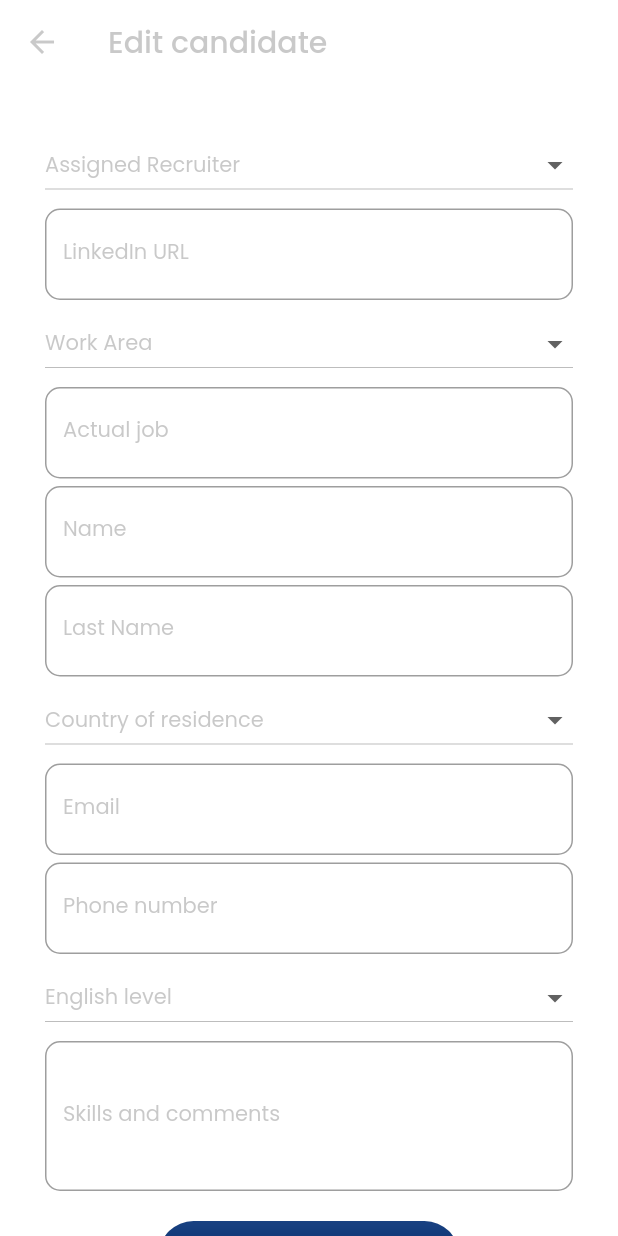
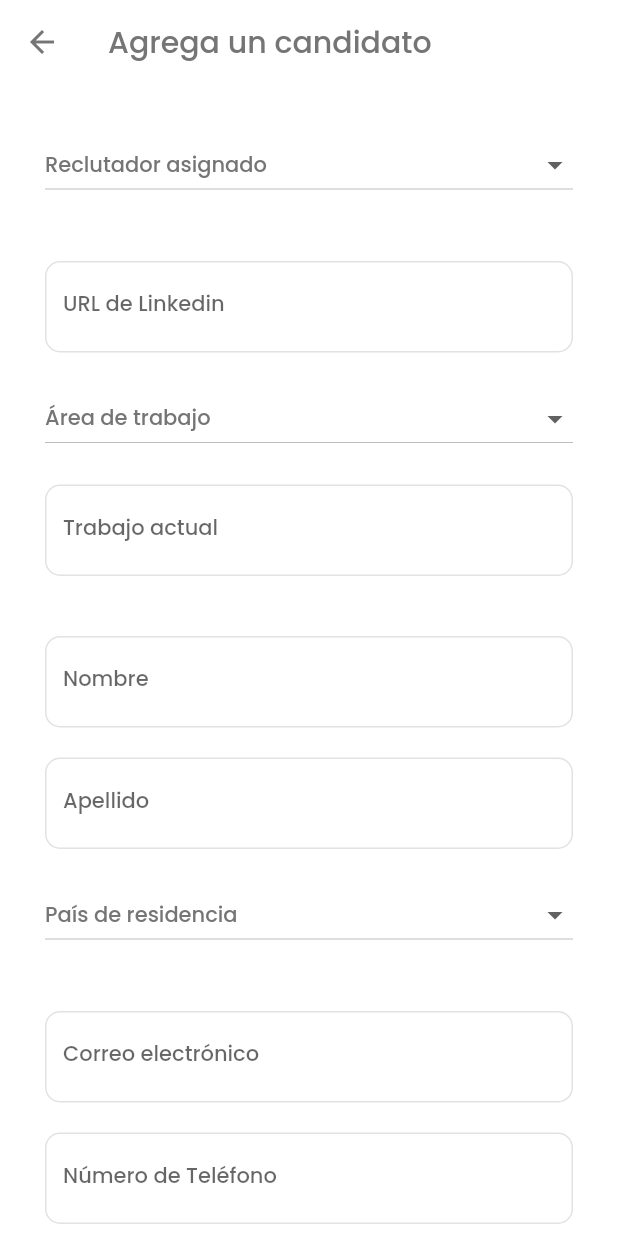
Before and after one commit to golomanos/RRHHassistant, a Flutter app: the EditCandidatePage screen opened directly, on a phone screen of 412 x 824 dp. Run offline on Flutter 3.47's test engine with Material 2 defaults, Android fonts, the phone set to English and light mode, and no system bars; our stand-ins replace google_fonts, sqflite; accounts and stored records are empty.

Commit message:
Adding changes to edit page too

```diff
--- a/lib/src/pages/edit_page.dart
+++ b/lib/src/pages/edit_page.dart
@@ -24,16 +24,17 @@ class _EditCandidatePageState extends State<EditCandidatePage> {
   String _jobPosition = '';
   String _workOpt = null;
 
-  final style = GoogleFonts.poppins(
-      fontSize: 14.0, color: Color.fromARGB(100, 117, 117, 117));
+  final _style = GoogleFonts.poppins(
+      fontSize: 14.0,
+      color: Color.fromRGBO(117, 117, 117, 1),
+      fontWeight: FontWeight.w500);
 
   final header = GoogleFonts.poppins(
       fontSize: 20.0,
-      color: Color.fromARGB(100, 117, 117, 117),
+      color: Color.fromRGBO(117, 117, 117, 1),
       fontWeight: FontWeight.w500);
 
-  final textStyle =
-      TextStyle(fontSize: 14.0, color: Color.fromARGB(100, 117, 117, 117));
+  //TextEditingController _inputFieldDateController = new TextEditingController();
 
   List<String> _englishLevel = ['Básico', 'Intermedio', 'Avanzado', 'Nativo'];
   List<String> _residenceCountry = ['Venezuela', 'Colombia', 'México', 'EEUU'];
@@ -45,53 +46,52 @@ class _EditCandidatePageState extends State<EditCandidatePage> {
   List<String> _workArea = [
     'Developer',
     'QA Analyst',
-    'QA Automation'
-        'UX/UI Design',
+    'QA Automation',
+    'UX/UI Design',
     'Human Resources',
     'Project Management'
   ];
-
   @override
   Widget build(BuildContext context) {
     return Scaffold(
       backgroundColor: Colors.white,
       appBar: AppBar(
+        iconTheme: IconThemeData(
+          color: Color.fromRGBO(117, 117, 117, 1)
+        ),
         elevation: 0.0,
-        iconTheme: Theme.of(context)
-            .primaryIconTheme
-            .copyWith(color: Color.fromARGB(100, 117, 117, 117)),
         backgroundColor: Colors.white,
         title: Text(
-          'Edit candidate',
+          'Agrega un candidato',
           style: header,
         ),
       ),
-      body: SafeArea(
+      body: Container(
           child: ListView(
         padding: EdgeInsets.symmetric(horizontal: 30.0, vertical: 30.0),
         children: [
           Column(
             children: [
               _createRecruiter(),
-              SizedBox(height: 5.0),
+              SizedBox(height: 40.0),
               _linkedInUrl(),
-              SizedBox(height: 5.0),
+              SizedBox(height: 20.0),
               _jobSeat(),
-              SizedBox(height: 5.0),
+              SizedBox(height: 20.0),
               _company(),
-              SizedBox(height: 5.0),
+              SizedBox(height: 40.0),
               _createName(),
-              SizedBox(height: 5.0),
+              SizedBox(height: 20.0),
               _createLastName(),
-              SizedBox(height: 5.0),
+              SizedBox(height: 20.0),
               _country(),
-              SizedBox(height: 5.0),
+              SizedBox(height: 40.0),
               _createEmail(),
-              SizedBox(height: 5.0),
+              SizedBox(height: 20.0),
               _createPhone(),
-              SizedBox(height: 5.0),
+              SizedBox(height: 20.0),
               _englishLevelDropDown(),
-              SizedBox(height: 5.0),
+              SizedBox(height: 40.0),
               _createSkills(),
               SizedBox(height: 20.0),
               _submitButton()
@@ -108,8 +108,8 @@ class _EditCandidatePageState extends State<EditCandidatePage> {
       child: DropdownButton(
           isExpanded: true,
           hint: Text(
-            'Assigned Recruiter',
-            style: style,
+            'Reclutador asignado',
+            style: _style,
           ),
           icon: Icon(Icons.arrow_drop_down),
           value: _recruiterOpt,
@@ -124,16 +124,22 @@ class _EditCandidatePageState extends State<EditCandidatePage> {
 
   Widget _createName() {
     return TextField(
-      style: style,
+      style: _style,
       autofocus: false,
       keyboardType: TextInputType.name,
+      cursorColor: Color.fromRGBO(0, 45, 116, 1),
       textCapitalization: TextCapitalization.sentences,
       decoration: InputDecoration(
-          hintStyle: textStyle,
-          labelStyle: textStyle,
-          border: OutlineInputBorder(borderRadius: BorderRadius.circular(10.0)),
-          hintText: "Name",
-          labelText: 'Name'),
+          focusedBorder: OutlineInputBorder(
+              borderRadius: BorderRadius.circular(10.0),
+              borderSide: BorderSide(
+                color: Color.fromRGBO(0, 45, 116, 1),
+              )),
+          enabledBorder: OutlineInputBorder(
+              borderRadius: BorderRadius.circular(10.0),
+              borderSide: BorderSide(color: Color.fromRGBO(226, 226, 226, 1))),
+          hintText: "Nombre",
+          labelText: 'Nombre'),
       onChanged: (value) {
         setState(() {
           _name = value;
@@ -144,16 +150,22 @@ class _EditCandidatePageState extends State<EditCandidatePage> {
 
   Widget _createLastName() {
     return TextField(
-      style: style,
+      style: _style,
       autofocus: false,
+      cursorColor: Color.fromRGBO(0, 45, 116, 1),
       textCapitalization: TextCapitalization.sentences,
       keyboardType: TextInputType.name,
       decoration: InputDecoration(
-          border: OutlineInputBorder(borderRadius: BorderRadius.circular(10.0)),
-          hintStyle: textStyle,
-          labelStyle: textStyle,
-          hintText: "Last Name",
-          labelText: 'Last Name'),
+          focusedBorder: OutlineInputBorder(
+              borderRadius: BorderRadius.circular(10.0),
+              borderSide: BorderSide(
+                color: Color.fromRGBO(0, 45, 116, 1),
+              )),
+          enabledBorder: OutlineInputBorder(
+              borderRadius: BorderRadius.circular(10.0),
+              borderSide: BorderSide(color: Color.fromRGBO(226, 226, 226, 1))),
+          hintText: "Apellido",
+          labelText: 'Apellido'),
       onChanged: (value) {
         setState(() {
           _lastname = value;
@@ -164,14 +176,20 @@ class _EditCandidatePageState extends State<EditCandidatePage> {
 
   Widget _createEmail() {
     return TextField(
-      style: style,
+      style: _style,
+      cursorColor: Color.fromRGBO(0, 45, 116, 1),
       keyboardType: TextInputType.emailAddress,
       decoration: InputDecoration(
-          border: OutlineInputBorder(borderRadius: BorderRadius.circular(10.0)),
-          hintStyle: textStyle,
-          labelStyle: textStyle,
-          hintText: 'Email',
-          labelText: 'Email'),
+          focusedBorder: OutlineInputBorder(
+              borderRadius: BorderRadius.circular(10.0),
+              borderSide: BorderSide(
+                color: Color.fromRGBO(0, 45, 116, 1),
+              )),
+          enabledBorder: OutlineInputBorder(
+              borderRadius: BorderRadius.circular(10.0),
+              borderSide: BorderSide(color: Color.fromRGBO(226, 226, 226, 1))),
+          hintText: 'Correo electrónico',
+          labelText: 'Correo electrónico'),
       onChanged: (value) {
         setState(() {
           _email = value;
@@ -186,8 +204,8 @@ class _EditCandidatePageState extends State<EditCandidatePage> {
       child: DropdownButton(
           isExpanded: true,
           hint: Text(
-            'English level',
-            style: style,
+            'Nivel de Inglés',
+            style: _style,
           ),
           icon: Icon(Icons.arrow_drop_down),
           value: _selectedOption,
@@ -213,14 +231,20 @@ class _EditCandidatePageState extends State<EditCandidatePage> {
 
   Widget _linkedInUrl() {
     return TextField(
-      style: style,
+      style: _style,
+      cursorColor: Color.fromRGBO(0, 45, 116, 1),
       keyboardType: TextInputType.url,
       decoration: InputDecoration(
-          hintStyle: textStyle,
-          labelStyle: textStyle,
-          border: OutlineInputBorder(borderRadius: BorderRadius.circular(10.0)),
-          hintText: "LinkedIn URL",
-          labelText: 'LinkedIn URL'),
+          focusedBorder: OutlineInputBorder(
+              borderRadius: BorderRadius.circular(10.0),
+              borderSide: BorderSide(
+                color: Color.fromRGBO(0, 45, 116, 1),
+              )),
+          enabledBorder: OutlineInputBorder(
+              borderRadius: BorderRadius.circular(10.0),
+              borderSide: BorderSide(color: Color.fromRGBO(226, 226, 226, 1))),
+          hintText: "URL de Linkedin",
+          labelText: 'URL de Linkedin'),
       onChanged: (value) {
         setState(() {
           _linkedIn = value;
@@ -235,8 +259,8 @@ class _EditCandidatePageState extends State<EditCandidatePage> {
       child: DropdownButton(
           isExpanded: true,
           hint: Text(
-            'Country of residence',
-            style: style,
+            'País de residencia',
+            style: _style,
           ),
           icon: Icon(Icons.arrow_drop_down),
           value: _countryOpt,
@@ -251,13 +275,20 @@ class _EditCandidatePageState extends State<EditCandidatePage> {
 
   Widget _company() {
     return TextField(
-      style: style,
+      style: _style,
+      cursorColor: Color.fromRGBO(0, 45, 116, 1),
       decoration: InputDecoration(
+        focusedBorder: OutlineInputBorder(
+            borderRadius: BorderRadius.circular(10.0),
+            borderSide: BorderSide(
+              color: Color.fromRGBO(0, 45, 116, 1),
+            )),
+        enabledBorder: OutlineInputBorder(
+            borderRadius: BorderRadius.circular(10.0),
+            borderSide: BorderSide(color: Color.fromRGBO(226, 226, 226, 1))),
         border: OutlineInputBorder(borderRadius: BorderRadius.circular(10.0)),
-        hintStyle: textStyle,
-        labelStyle: textStyle,
-        hintText: 'Actual job',
-        labelText: 'Actual job',
+        hintText: 'Trabajo actual',
+        labelText: 'Trabajo actual',
       ),
       onChanged: (value) {
         setState(() {
@@ -269,14 +300,20 @@ class _EditCandidatePageState extends State<EditCandidatePage> {
 
   Widget _createPhone() {
     return TextField(
-      style: style,
+      style: _style,
+      cursorColor: Color.fromRGBO(0, 45, 116, 1),
       keyboardType: TextInputType.phone,
       decoration: InputDecoration(
-          border: OutlineInputBorder(borderRadius: BorderRadius.circular(10.0)),
-          hintStyle: textStyle,
-          labelStyle: textStyle,
-          hintText: 'Phone Number',
-          labelText: 'Phone number'),
+          focusedBorder: OutlineInputBorder(
+              borderRadius: BorderRadius.circular(10.0),
+              borderSide: BorderSide(
+                color: Color.fromRGBO(0, 45, 116, 1),
+              )),
+          enabledBorder: OutlineInputBorder(
+              borderRadius: BorderRadius.circular(10.0),
+              borderSide: BorderSide(color: Color.fromRGBO(226, 226, 226, 1))),
+          hintText: 'Número de Teléfono',
+          labelText: 'Número de Teléfono'),
       onChanged: (value) {
         setState(() {
           _phoneNumber = value;
@@ -287,14 +324,20 @@ class _EditCandidatePageState extends State<EditCandidatePage> {
 
   Widget _createSkills() {
     return TextField(
-      style: style,
+      style: _style,
       maxLines: 3,
+      cursorColor: Color.fromRGBO(0, 45, 116, 1),
       decoration: InputDecoration(
-          border: OutlineInputBorder(borderRadius: BorderRadius.circular(10.0)),
-          hintStyle: textStyle,
-          labelStyle: textStyle,
-          hintText: "Skills and comments",
-          labelText: 'Skills and comments'),
+          focusedBorder: OutlineInputBorder(
+              borderRadius: BorderRadius.circular(10.0),
+              borderSide: BorderSide(
+                color: Color.fromRGBO(0, 45, 116, 1),
+              )),
+          enabledBorder: OutlineInputBorder(
+              borderRadius: BorderRadius.circular(10.0),
+              borderSide: BorderSide(color: Color.fromRGBO(226, 226, 226, 1))),
+          hintText: "Habilidades y comentarios",
+          labelText: 'Habilidades y comentarios'),
       onChanged: (value) {
         setState(() {
           _skills = value;
@@ -309,8 +352,8 @@ class _EditCandidatePageState extends State<EditCandidatePage> {
       child: DropdownButton(
           isExpanded: true,
           hint: Text(
-            'Work Area',
-            style: style,
+            'Área de trabajo',
+            style: _style,
           ),
           icon: Icon(Icons.arrow_drop_down),
           value: _workOpt,
@@ -347,11 +390,11 @@ class _EditCandidatePageState extends State<EditCandidatePage> {
                 status: 'RRHH Interview');
 
             DBProvider.db.newInterviewed(interviewed);
-            Navigator.pushNamed(context, 'techinterview');
+            Navigator.pushNamed(context, '/');
           },
           color: Color.fromRGBO(0, 45, 116, 0.9),
           child: Text(
-            'ADD CANDIDATE',
+            'EDITAR CANDIDATO',
             style: GoogleFonts.poppins(fontSize: 14.0, color: Colors.white),
           ),
         ),
```
